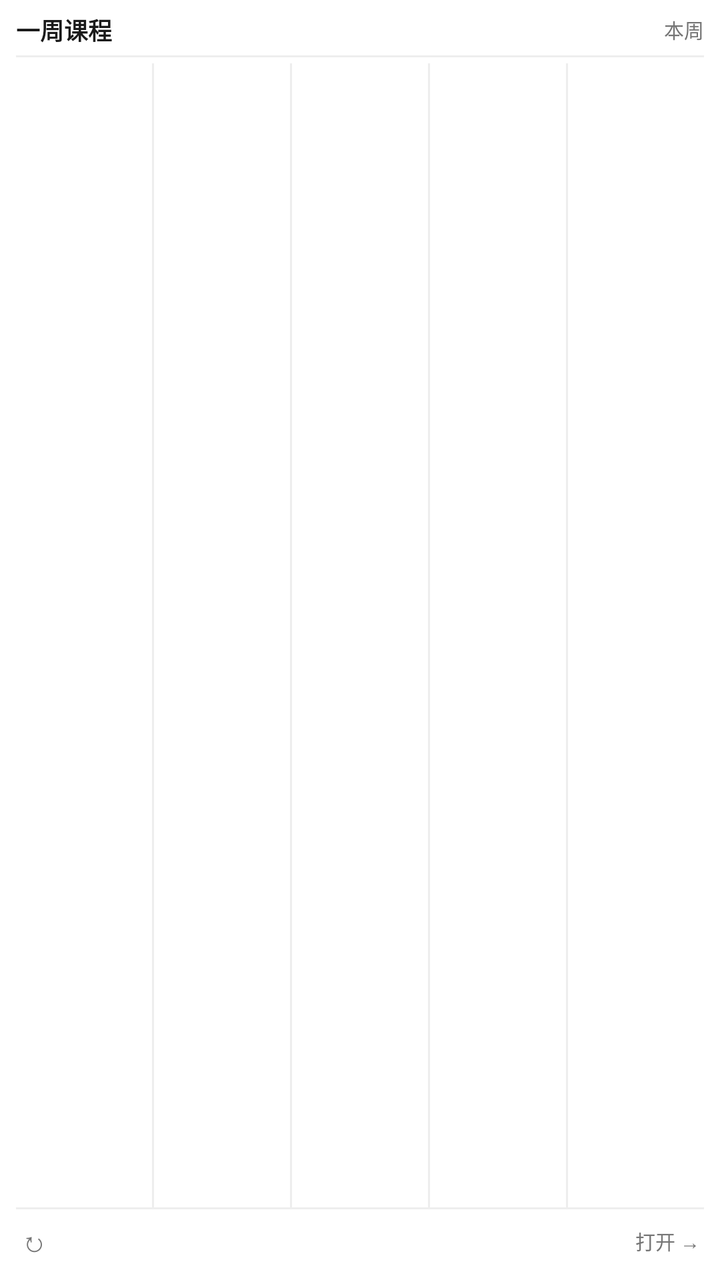
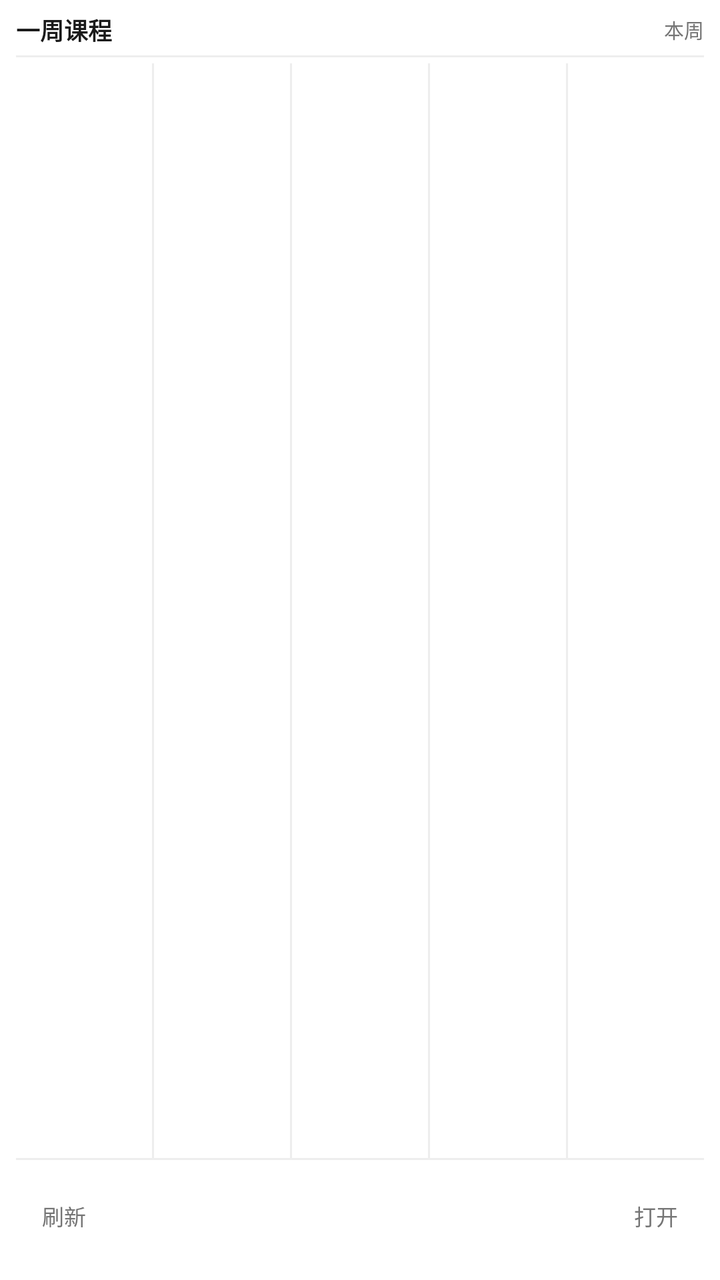

Compare the two renders of this Android layout. The source of the first and the diff that turns it into the second are given below.
<!-- AndroidManifest.xml: fallback theme Theme.MaterialComponents.DayNight.NoActionBar -->
<!-- res/layout/widget_week.xml -->
<?xml version="1.0" encoding="utf-8" ?>
<LinearLayout
    xmlns:android="http://schemas.android.com/apk/res/android"
    android:id="@+id/widget_root"
    android:layout_width="match_parent"
    android:layout_height="match_parent"
    android:background="@drawable/widget_today_bg"
    android:orientation="vertical"
    android:paddingLeft="8dp"
    android:paddingRight="8dp"
    android:paddingTop="6dp"
    android:paddingBottom="8dp"
>

    
    <LinearLayout
        android:layout_width="match_parent"
        android:layout_height="wrap_content"
        android:gravity="center_vertical"
        android:orientation="horizontal"
    >

        <TextView
            android:id="@+id/tv_header"
            android:layout_width="0dp"
            android:layout_height="wrap_content"
            android:layout_weight="1"
            android:ellipsize="end"
            android:maxLines="1"
            android:text="一周课程"
            android:textColor="@color/widget_header_text"
            android:textSize="12sp"
            android:textStyle="bold"
        />

        <TextView
            android:id="@+id/tv_subtitle"
            android:layout_width="wrap_content"
            android:layout_height="wrap_content"
            android:text="本周"
            android:textColor="@color/widget_subtitle_text"
            android:textSize="10sp"
        />

    </LinearLayout>

    
    <TextView
        android:id="@+id/divider_top"
        android:layout_width="match_parent"
        android:layout_height="1dp"
        android:layout_marginTop="4dp"
        android:layout_marginBottom="3dp"
        android:background="@color/widget_divider"
    />

    
    <LinearLayout
        android:layout_width="match_parent"
        android:layout_height="0dp"
        android:layout_weight="1"
        android:orientation="horizontal"
    >

        
        <LinearLayout
            android:id="@+id/col_week_1"
            android:layout_width="0dp"
            android:layout_height="match_parent"
            android:layout_weight="1"
            android:orientation="vertical"
            android:paddingEnd="2dp"
        />

        <TextView
            android:id="@+id/divider_v1"
            android:layout_width="1dp"
            android:layout_height="match_parent"
            android:background="@color/widget_divider"
        />

        
        <LinearLayout
            android:id="@+id/col_week_2"
            android:layout_width="0dp"
            android:layout_height="match_parent"
            android:layout_weight="1"
            android:orientation="vertical"
            android:paddingStart="2dp"
            android:paddingEnd="2dp"
        />

        <TextView
            android:id="@+id/divider_v2"
            android:layout_width="1dp"
            android:layout_height="match_parent"
            android:background="@color/widget_divider"
        />

        
        <LinearLayout
            android:id="@+id/col_week_3"
            android:layout_width="0dp"
            android:layout_height="match_parent"
            android:layout_weight="1"
            android:orientation="vertical"
            android:paddingStart="2dp"
            android:paddingEnd="2dp"
        />

        <TextView
            android:id="@+id/divider_v3"
            android:layout_width="1dp"
            android:layout_height="match_parent"
            android:background="@color/widget_divider"
        />

        
        <LinearLayout
            android:id="@+id/col_week_4"
            android:layout_width="0dp"
            android:layout_height="match_parent"
            android:layout_weight="1"
            android:orientation="vertical"
            android:paddingStart="2dp"
            android:paddingEnd="2dp"
        />

        <TextView
            android:id="@+id/divider_v4"
            android:layout_width="1dp"
            android:layout_height="match_parent"
            android:background="@color/widget_divider"
        />

        
        <LinearLayout
            android:id="@+id/col_week_5"
            android:layout_width="0dp"
            android:layout_height="match_parent"
            android:layout_weight="1"
            android:orientation="vertical"
            android:paddingStart="2dp"
        />

    </LinearLayout>

    
    <TextView
        android:id="@+id/divider_bottom"
        android:layout_width="match_parent"
        android:layout_height="1dp"
        android:layout_marginBottom="4dp"
        android:background="@color/widget_divider"
    />

    
    <LinearLayout
        android:layout_width="match_parent"
        android:layout_height="wrap_content"
        android:gravity="center_vertical"
        android:orientation="horizontal"
    >

        <TextView
            android:id="@+id/btn_refresh"
            android:layout_width="wrap_content"
            android:layout_height="wrap_content"
            android:text="↻"
            android:textColor="@color/widget_subtitle_text"
            android:textSize="14sp"
            android:padding="2dp"
        />

        <TextView
            android:layout_width="0dp"
            android:layout_height="1dp"
            android:layout_weight="1"
        />

        <TextView
            android:id="@+id/btn_open"
            android:layout_width="wrap_content"
            android:layout_height="wrap_content"
            android:text="打开 →"
            android:textColor="@color/widget_subtitle_text"
            android:textSize="10sp"
            android:padding="2dp"
        />

    </LinearLayout>

</LinearLayout>
<!-- resources referenced by this layout -->
<resources>
  <color name="widget_divider">#EEEEEE</color>
  <color name="widget_header_text">#1A1A1A</color>
  <color name="widget_subtitle_text">#757575</color>
  <!-- drawable widget_today_bg (drawable) -->
  <?xml version="1.0" encoding="utf-8"?>
  <shape xmlns:android="http://schemas.android.com/apk/res/android"
      android:shape="rectangle">
      <solid android:color="@color/widget_background" />
      <corners android:radius="16dp" />
  </shape>
  <color name="widget_background">#FFFFFF</color>
</resources>

<!-- the commit's change to res/layout/widget_week.xml (unified diff, before → after) -->
@@ -166,10 +166,13 @@
             android:id="@+id/btn_refresh"
             android:layout_width="wrap_content"
             android:layout_height="wrap_content"
-            android:text="↻"
+            android:contentDescription="刷新课程"
+            android:minWidth="48dp"
+            android:minHeight="48dp"
+            android:gravity="center"
+            android:text="刷新"
             android:textColor="@color/widget_subtitle_text"
-            android:textSize="14sp"
-            android:padding="2dp"
+            android:textSize="11sp"
         />
 
         <TextView
@@ -182,10 +185,13 @@
             android:id="@+id/btn_open"
             android:layout_width="wrap_content"
             android:layout_height="wrap_content"
-            android:text="打开 →"
+            android:contentDescription="打开课程表"
+            android:minWidth="48dp"
+            android:minHeight="48dp"
+            android:gravity="center"
+            android:text="打开"
             android:textColor="@color/widget_subtitle_text"
-            android:textSize="10sp"
-            android:padding="2dp"
+            android:textSize="11sp"
         />
 
     </LinearLayout>
